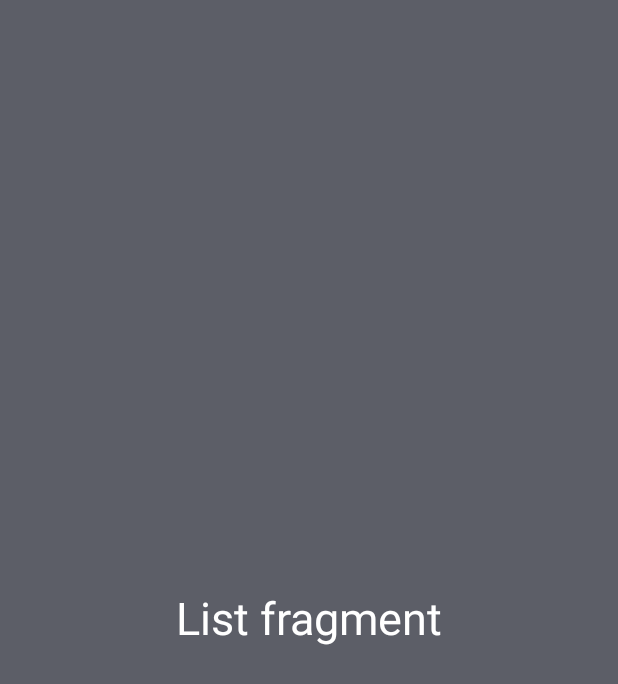
After one commit to VarenytsiaMykhailo/ANDROID-TP-APP, an Android app: the fragment ListFragment shown on its own in the app's theme, on a phone screen of 412 x 824 dp. The commit adds this screen. Shown: the top 684 px of the screen. Run offline under Robolectric (Android 15) with nearby library versions, the phone set to English and light mode, and no system bars.

Commit message:
feature/1: TabBar realisation

```diff
--- /dev/null
+++ b/App/app/src/main/java/com/example/app/ListFragment.kt
@@ -0,0 +1,43 @@
+package com.example.app
+
+import android.os.Bundle
+import androidx.fragment.app.Fragment
+import android.view.LayoutInflater
+import android.view.View
+import android.view.ViewGroup
+
+/**
+ * Use the [ListFragment.newInstance] factory method to
+ * create an instance of this fragment.
+ */
+class ListFragment : Fragment() {
+
+    override fun onCreateView(
+        inflater: LayoutInflater,
+        container: ViewGroup?,
+        savedInstanceState: Bundle?
+    ): View? {
+        return inflater.inflate(R.layout.fragment_list, container, false)
+    }
+
+    companion object {
+        /**
+         * Use this factory method to create a new instance of
+         * this fragment using the provided parameters.
+         *
+         * @param param1 Parameter 1.
+         * @param param2 Parameter 2.
+         * @return A new instance of fragment ListFragment.
+         */
+        @JvmStatic
+        fun newInstance(
+            //param1: String,
+            //param2: String,
+        ) = ListFragment().apply {
+            arguments = Bundle().apply {
+                //putString(ARG_PARAM1, param1)
+                //putString(ARG_PARAM2, param2)
+            }
+        }
+    }
+}
--- /dev/null
+++ b/App/app/src/main/res/layout/fragment_list.xml
@@ -0,0 +1,17 @@
+<?xml version="1.0" encoding="utf-8"?>
+<FrameLayout xmlns:android="http://schemas.android.com/apk/res/android"
+    xmlns:tools="http://schemas.android.com/tools"
+    android:layout_width="match_parent"
+    android:layout_height="match_parent"
+    android:background="@color/material_dynamic_neutral_variant40"
+    tools:context=".ListFragment">
+
+    <TextView
+        android:layout_width="match_parent"
+        android:layout_height="match_parent"
+        android:gravity="center"
+        android:text="@string/list_fragment"
+        android:textColor="@color/white"
+        android:textSize="30sp" />
+
+</FrameLayout>
--- a/App/app/src/main/res/values/colors.xml
+++ b/App/app/src/main/res/values/colors.xml
@@ -2,4 +2,5 @@
 <resources>
     <color name="black">#FF000000</color>
     <color name="white">#FFFFFFFF</color>
+    <color name="tabbar_background_color">#5CC1CA</color>
 </resources>
--- a/App/app/src/main/res/values/strings.xml
+++ b/App/app/src/main/res/values/strings.xml
@@ -1,3 +1,6 @@
 <resources>
     <string name="app_name">App</string>
+    <string name="home_fragment">Home fragment</string>
+    <string name="list_fragment">List fragment</string>
+    <string name="chart_fragment">Chart fragment</string>
 </resources>
```
Also changed, not shown: App/app/build.gradle.kts (+6 -1 lines), App/app/src/main/java/com/example/app/ChartFragment.kt (added, +44 -0 lines), App/app/src/main/java/com/example/app/HomeFragment.kt (added, +43 -0 lines), App/app/src/main/java/com/example/app/MainActivity.kt (+38 -1 lines), App/app/src/main/java/com/example/app/TabBarAdapter.kt (added, +22 -0 lines), App/app/src/main/res/layout/activity_main.xml (+34 -7 lines), App/app/src/main/res/layout/fragment_chart.xml (added, +17 -0 lines), App/app/src/main/res/layout/fragment_home.xml (added, +15 -0 lines).
